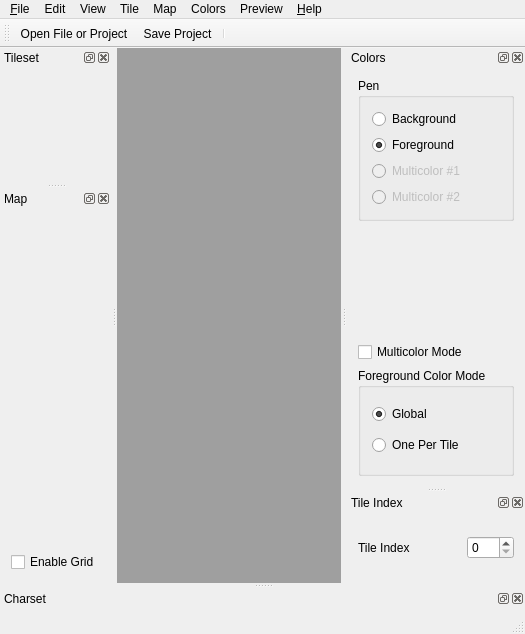
Qt form src/mainwindow.ui (ricardoquesada/vchar64) before a commit.
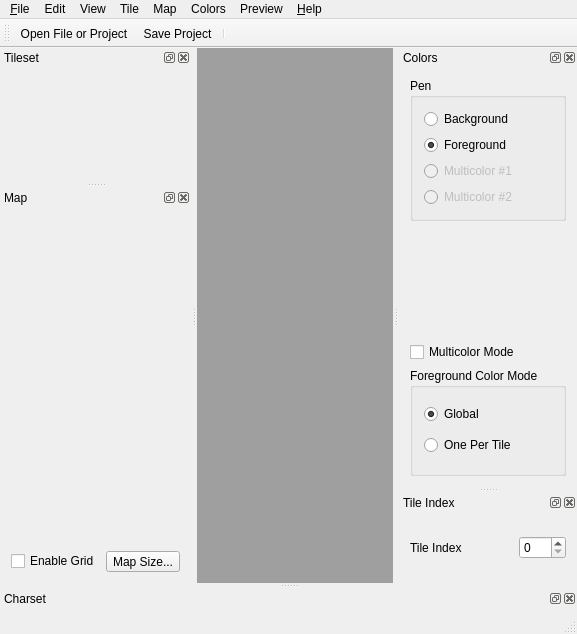
The same form after that commit. Icons and pictures are not drawn. Custom widgets are drawn as their Qt base class.

Diff of the .ui file:
```diff
--- a/src/mainwindow.ui
+++ b/src/mainwindow.ui
@@ -422,11 +422,22 @@
       </widget>
      </item>
      <item>
+      <layout class="QHBoxLayout" name="horizontalLayout_2">
+       <item>
       <widget class="QCheckBox" name="checkBox_map">
        <property name="text">
         <string>Enable Grid</string>
        </property>
       </widget>
+       </item>
+       <item>
+        <widget class="QToolButton" name="toolButton_mapSize">
+         <property name="text">
+          <string>Map Size...</string>
+         </property>
+        </widget>
+       </item>
+      </layout>
      </item>
     </layout>
    </widget>
```
Lines whose indentation alone changed are shown as unchanged.
